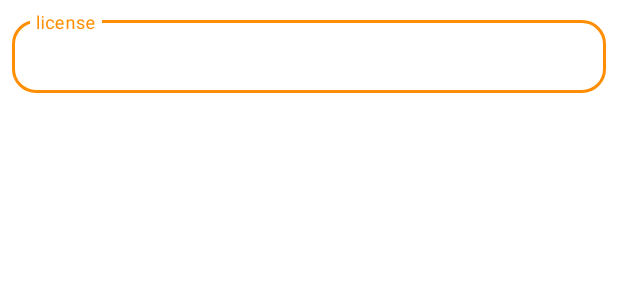
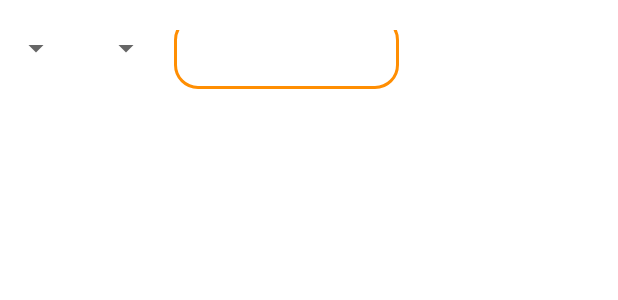
Before and after one commit to eliasayele/androidBasicsKotlin, an Android app: the layout fragment_home.xml on its own in the app's theme, with its tools: preview values and no code run, on a phone screen of 412 x 824 dp. Shown: the top 300 px of the screen. Run offline under Robolectric (Android 15) with nearby library versions, the phone set to English and light mode, and no system bars.

Commit message:
working on hompage

```diff
--- a/app/src/main/java/com/example/kotlinetut/ui/MainActivity.kt
+++ b/app/src/main/java/com/example/kotlinetut/ui/MainActivity.kt
@@ -3,6 +3,8 @@ package com.example.kotlinetut.ui
 import androidx.appcompat.app.AppCompatActivity
 import android.os.Bundle
 import android.view.View
+import android.widget.ArrayAdapter
+import android.widget.Spinner
 
 import androidx.activity.viewModels
 
@@ -30,6 +32,7 @@ class MainActivity : AppCompatActivity() {
         setContentView(view)
         val navController = findNavController(R.id.nav_fragment)
         binding.bottomNavigatinView.setupWithNavController(navController);
+
 
 //        supportActionBar?.hide();
 //        subscribeObservers()
--- a/app/src/main/res/layout/fragment_home.xml
+++ b/app/src/main/res/layout/fragment_home.xml
@@ -1,26 +1,46 @@
 <?xml version="1.0" encoding="utf-8"?>
 <androidx.constraintlayout.widget.ConstraintLayout xmlns:android="http://schemas.android.com/apk/res/android"
+    xmlns:app="http://schemas.android.com/apk/res-auto"
     xmlns:tools="http://schemas.android.com/tools"
     android:layout_width="match_parent"
     android:layout_height="match_parent"
-    xmlns:app="http://schemas.android.com/apk/res-auto"
+    android:layout_marginTop="@dimen/dimen_20sp"
     tools:context=".homeFragment">
 
+    <Spinner
+        android:id="@+id/spCarCode"
+        android:layout_width="wrap_content"
+        android:layout_height="wrap_content"
+        app:layout_constraintStart_toStartOf="parent"
+        tools:layout_editor_absoluteY="19dp"
+
+        />
+
+    <Spinner
+        android:id="@+id/spRegion"
+        android:layout_width="wrap_content"
+        android:layout_height="wrap_content"
+        android:layout_marginStart="12dp"
+        app:layout_constraintBottom_toBottomOf="@+id/spCarCode"
+        app:layout_constraintStart_toEndOf="@+id/spCarCode"
+        app:layout_constraintTop_toTopOf="@+id/spCarCode" />
 
     <com.google.android.material.textfield.TextInputLayout
         android:id="@+id/etLicenseNumber"
         style="@style/Widget.MaterialComponents.TextInputLayout.OutlinedBox.Dense"
-        android:layout_width="match_parent"
+        android:layout_width="150dp"
         android:layout_height="wrap_content"
         android:layout_margin="@dimen/dimen_8dp"
+        android:layout_marginStart="13dp"
         android:autofillHints="false"
         android:hint="license"
         android:inputType="text"
         android:visibility="visible"
         app:endIconMode="clear_text"
-        app:layout_constraintLeft_toLeftOf="parent"
+        app:layout_constraintBottom_toBottomOf="@+id/spRegion"
         app:layout_constraintRight_toRightOf="parent"
-        app:layout_constraintTop_toTopOf="parent"
+        app:layout_constraintStart_toEndOf="@+id/spRegion"
+        app:layout_constraintTop_toTopOf="@+id/spRegion"
         app:shapeAppearance="@style/Rounded">
 
         <com.google.android.material.textfield.TextInputEditText
@@ -30,7 +50,8 @@
             app:layout_constraintEnd_toEndOf="parent"
             app:layout_constraintHorizontal_bias="0.5"
             app:layout_constraintStart_toStartOf="parent"
-            app:layout_constraintTop_toTopOf="parent" />
+            app:layout_constraintTop_toTopOf="parent"
+            app:shapeAppearance="@style/Rounded" />
     </com.google.android.material.textfield.TextInputLayout>
 
 
```
Also changed, not shown: app/src/main/java/com/example/kotlinetut/homeFragment.kt (+34 -2 lines), app/src/main/res/values/strings.xml (+10 -0 lines).
